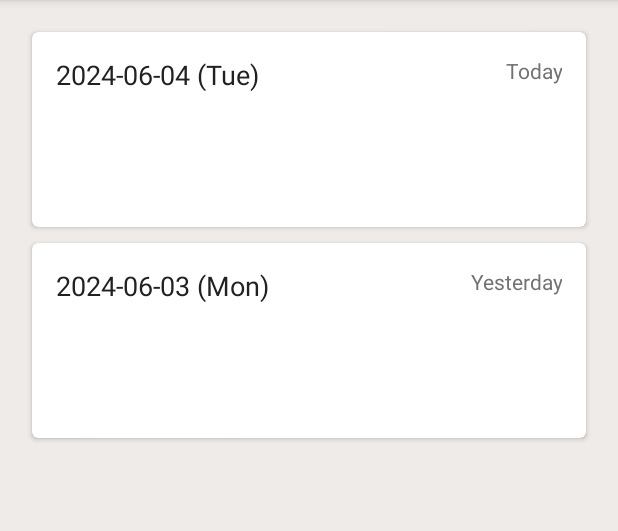
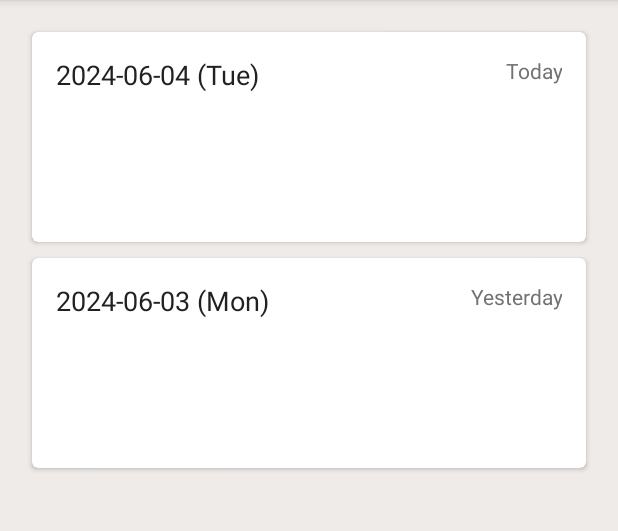
Before and after one commit to andrewkreid/mydetic, an Android app: the screen it shows after launch (HomeActivity), in the options menu, after a tap on "The Past", on a phone screen of 412 x 824 dp, the part 84-615 px from its top. Run offline under Robolectric (Android 15) with nearby library versions, the light colour scheme and no system bars; our stand-ins replace Firebase (no records; nobody signed in at launch, a user with empty details on screens opened directly); libraries missing offline, so code that uses them is left out: com.firebase.ui; network calls fail; 1 statement that could not run was skipped.

Commit message:
Fix card height

```diff
--- a/android/MyDetic/app/src/main/res/layout/memory_card.xml
+++ b/android/MyDetic/app/src/main/res/layout/memory_card.xml
@@ -5,7 +5,7 @@
     xmlns:android="http://schemas.android.com/apk/res/android"
     xmlns:card_view="http://schemas.android.com/apk/res-auto"
     android:layout_width="match_parent"
-    android:layout_height="130dp"
+    android:layout_height="140dp"
     android:layout_gravity="center"
     android:layout_marginBottom="5dp"
     android:layout_marginTop="5dp"
```
